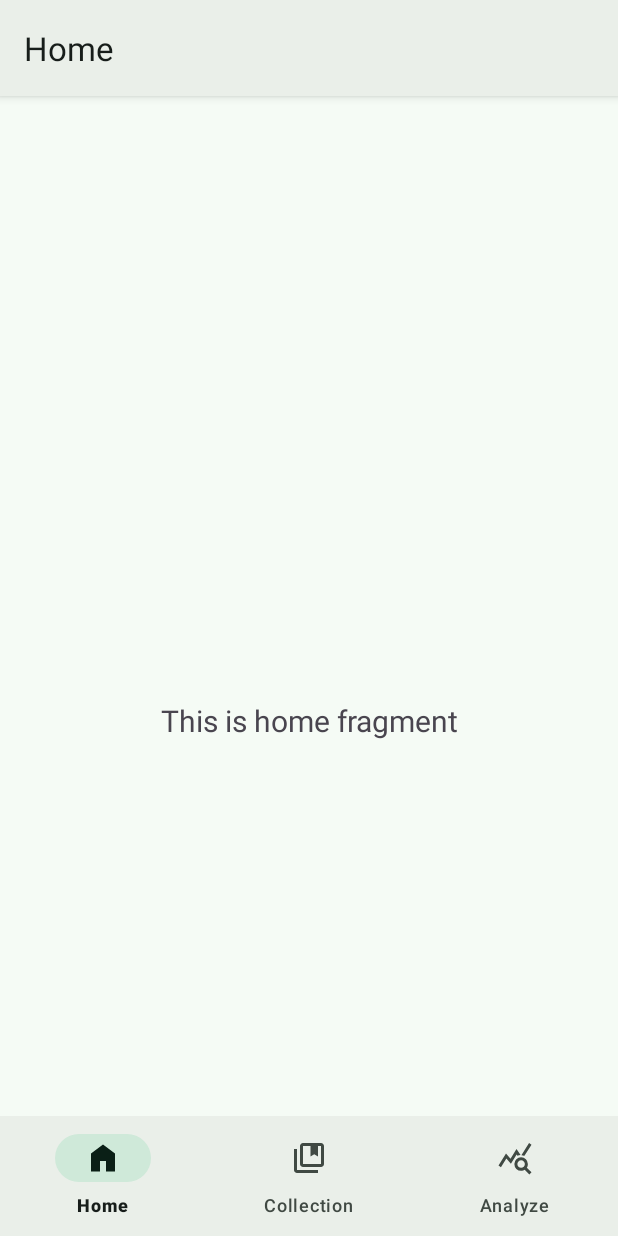
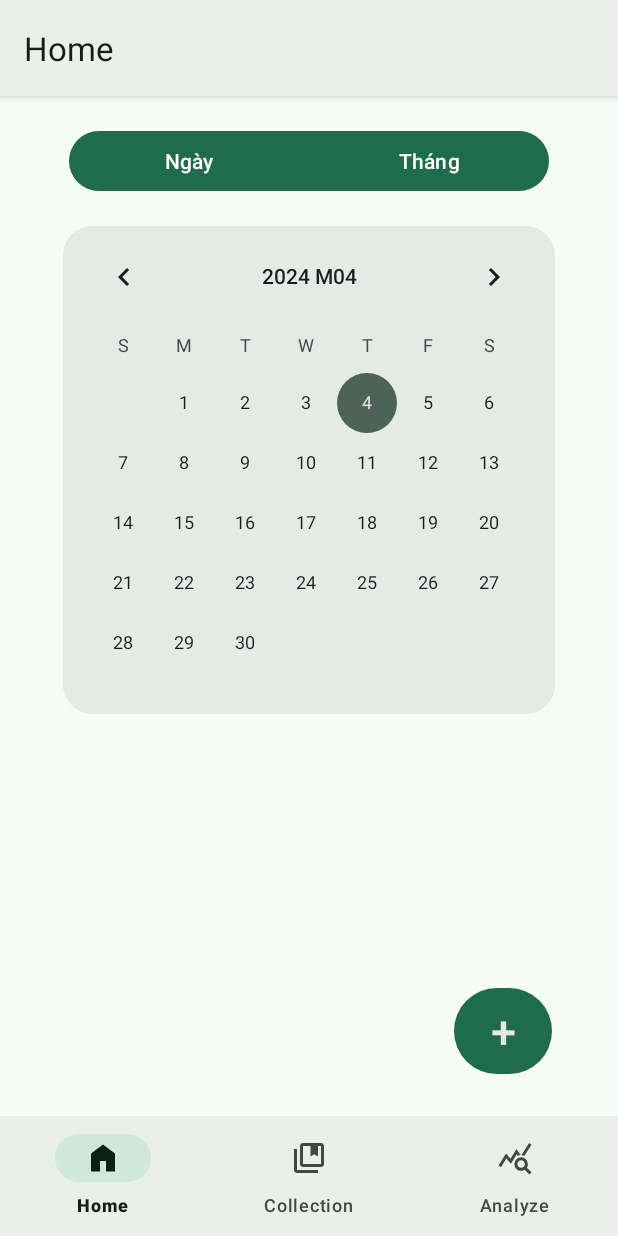
Before and after one commit to hatezero014/DA_DiaryApp, an Android app: the screen it shows after launch (MainActivity), on a phone screen of 412 x 824 dp. Run offline under Robolectric (Android 15) with nearby library versions, the phone set to English and light mode, and no system bars; our stand-ins replace navigation-ui.

Commit message:
code home

```diff
--- a/app/src/main/java/com/example/doan_diaryapp/ui/home/HomeFragment.java
+++ b/app/src/main/java/com/example/doan_diaryapp/ui/home/HomeFragment.java
@@ -23,9 +23,6 @@ public class HomeFragment extends Fragment {
 
         binding = FragmentHomeBinding.inflate(inflater, container, false);
         View root = binding.getRoot();
-
-        final TextView textView = binding.textHome;
-        homeViewModel.getText().observe(getViewLifecycleOwner(), textView::setText);
         return root;
     }
 
--- /dev/null
+++ b/app/src/main/res/drawable/ic_rounded_calendar.xml
@@ -0,0 +1,5 @@
+<?xml version="1.0" encoding="utf-8"?>
+<shape xmlns:android="http://schemas.android.com/apk/res/android">
+    <solid android:color="#E4EAE4"/>
+    <corners android:radius="20dp"/>
+</shape>
--- a/app/src/main/res/layout/activity_main.xml
+++ b/app/src/main/res/layout/activity_main.xml
@@ -4,7 +4,6 @@
     android:id="@+id/container"
     android:layout_width="match_parent"
     android:layout_height="match_parent"
-    android:paddingTop="?attr/actionBarSize"
     android:theme="@style/AppTheme">
 
     <com.google.android.material.bottomnavigation.BottomNavigationView
--- a/app/src/main/res/layout/fragment_home.xml
+++ b/app/src/main/res/layout/fragment_home.xml
@@ -6,18 +6,54 @@
     android:layout_height="match_parent"
     tools:context=".ui.home.HomeFragment">
 
-    <TextView
-        android:id="@+id/text_home"
-        android:layout_width="match_parent"
+
+    <com.google.android.material.button.MaterialButtonToggleGroup
+        android:id="@+id/toggleGroup"
+        android:layout_width="wrap_content"
         android:layout_height="wrap_content"
-        android:layout_marginStart="8dp"
-        android:layout_marginTop="8dp"
-        android:layout_marginEnd="8dp"
-        android:textAlignment="center"
-        android:textSize="20sp"
+        app:checkedButton="@+id/firstButton"
+        app:layout_constraintBottom_toTopOf="@+id/calendarView"
+        app:layout_constraintEnd_toEndOf="parent"
+        app:layout_constraintStart_toStartOf="parent"
+        app:layout_constraintTop_toTopOf="parent"
+        app:singleSelection="true">
+
+        <Button
+            android:id="@+id/ButtonDay"
+            android:layout_width="160dp"
+            android:layout_height="wrap_content"
+            android:text="Ngày" />
+
+        <Button
+            android:id="@+id/ButtonMonth"
+            android:layout_width="160dp"
+            android:layout_height="wrap_content"
+            android:text="Tháng" />
+    </com.google.android.material.button.MaterialButtonToggleGroup>
+
+    <CalendarView
+        android:id="@+id/calendarView"
+        android:layout_width="328dp"
+        android:layout_height="325dp"
+        android:background="@drawable/ic_rounded_calendar"
         app:layout_constraintBottom_toBottomOf="parent"
         app:layout_constraintEnd_toEndOf="parent"
         app:layout_constraintStart_toStartOf="parent"
-        app:layout_constraintTop_toTopOf="parent" />
+        app:layout_constraintTop_toTopOf="parent"
+        app:layout_constraintVertical_bias="0.20" />
+
+    <Button
+        android:id="@+id/ButtonAddDiary"
+        android:layout_width="65dp"
+        android:layout_height="65dp"
+        android:layout_marginEnd="44dp"
+        android:layout_marginBottom="104dp"
+        android:text="+"
+        android:textSize="30dp"
+        android:textColor="#E4EAE4"
+
+        app:layout_constraintBottom_toBottomOf="parent"
+        app:layout_constraintEnd_toEndOf="parent" />
+
 
 </androidx.constraintlayout.widget.ConstraintLayout>
--- a/gradle/libs.versions.toml
+++ b/gradle/libs.versions.toml
@@ -1,5 +1,5 @@
 [versions]
-agp = "8.3.0"
+agp = "8.3.1"
 junit = "4.13.2"
 junitVersion = "1.1.5"
 espressoCore = "3.5.1"
```
